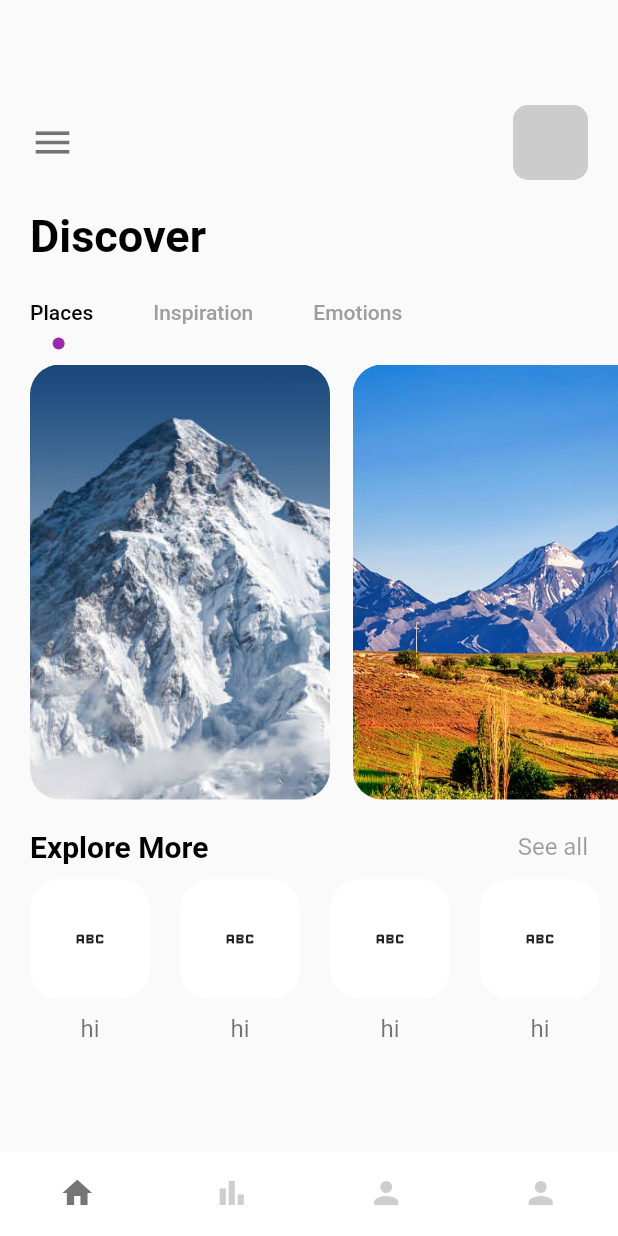
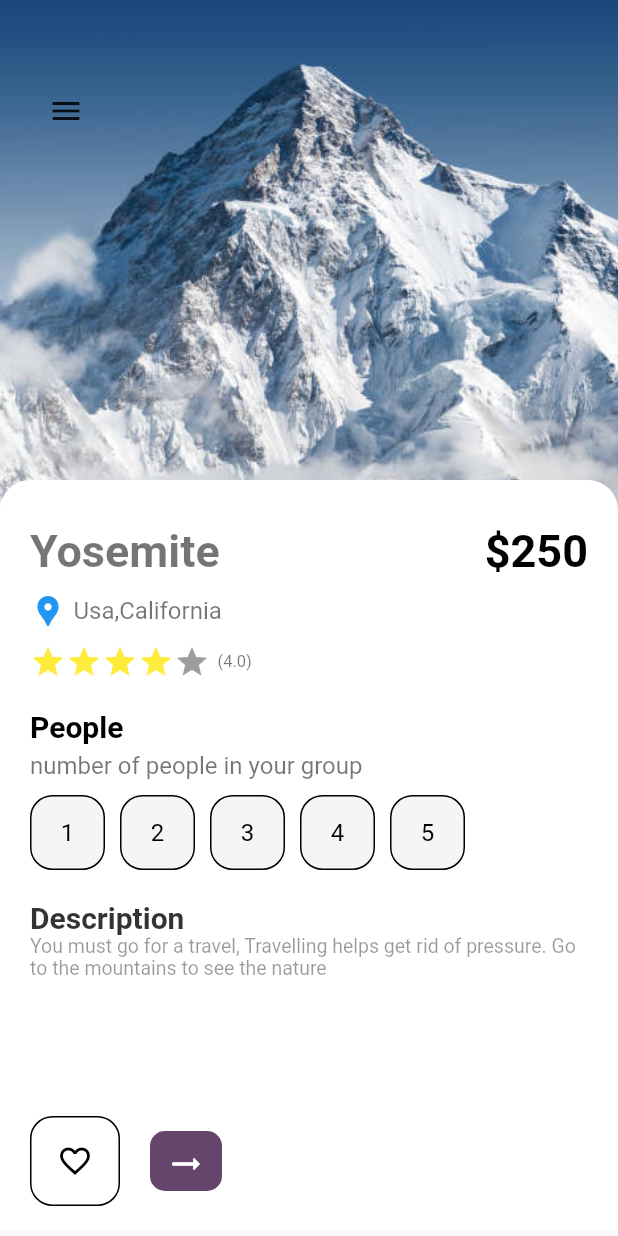
Before and after one commit to hectorlopezv/training_app_bloc_flutter, a Flutter app: the screen it shows after launch, on a phone screen of 412 x 824 dp. Run offline on Flutter 3.47's test engine with Material 2 defaults, Android fonts, the phone set to English and light mode, and no system bars.

Commit message:
adiding detail page

```diff
--- a/lib/main.dart
+++ b/lib/main.dart
@@ -1,6 +1,6 @@
 import 'package:flutter/material.dart';
-import 'package:travel_app_bloc/screens/navPages/main_page.dart';
-import 'package:travel_app_bloc/screens/welcome_screen.dart';
+import 'package:travel_app_bloc/screens/detail_page.dart';
+
 
 void main() {
   runApp(const MyApp());
@@ -26,7 +26,7 @@ class MyApp extends StatelessWidget {
         // is not restarted.
         primarySwatch: Colors.blue,
       ),
-      home: MainPage(),
+      home: DetailPage(),
     );
   }
 }
--- a/lib/screens/detail_page.dart
+++ b/lib/screens/detail_page.dart
@@ -0,0 +1,191 @@
+import 'package:flutter/material.dart';
+import 'package:travel_app_bloc/wigdets/app_button.dart';
+import 'package:travel_app_bloc/wigdets/app_large_text.dart';
+import 'package:travel_app_bloc/wigdets/app_text.dart';
+import 'package:travel_app_bloc/wigdets/responsive_button.dart';
+
+class DetailPage extends StatefulWidget {
+  const DetailPage({Key? key}) : super(key: key);
+
+  @override
+  State<DetailPage> createState() => _DetailPageState();
+}
+
+class _DetailPageState extends State<DetailPage> {
+  int selectedIndex = -1;
+  @override
+  Widget build(BuildContext context) {
+    return Scaffold(
+      body: Container(
+        width: double.maxFinite,
+        height: double.maxFinite,
+        child: Stack(
+          children: [
+            Positioned(
+              left: 0,
+              right: 0,
+              child: Container(
+                width: double.maxFinite,
+                height: 350,
+                decoration: BoxDecoration(
+                  image: DecorationImage(
+                    image: AssetImage('assets/images/mountain_1.jpeg'),
+                    fit: BoxFit.cover,
+                  ),
+                ),
+              ),
+            ),
+            Positioned(
+              left: 20,
+              top: 50,
+              child: Row(
+                children: [
+                  IconButton(
+                    onPressed: () {},
+                    icon: Icon(Icons.menu),
+                  ),
+                ],
+              ),
+            ),
+            Positioned(
+              top: 320,
+              child: Container(
+                padding: EdgeInsets.only(left: 20, right: 20, top: 30),
+                width: MediaQuery.of(context).size.width,
+                height: 500,
+                decoration: BoxDecoration(
+                  color: Colors.white,
+                  borderRadius: BorderRadius.only(
+                    topLeft: Radius.circular(20),
+                    topRight: Radius.circular(20),
+                  ),
+                ),
+                child: Column(
+                  crossAxisAlignment: CrossAxisAlignment.start,
+                  children: [
+                    Row(
+                      mainAxisAlignment: MainAxisAlignment.spaceBetween,
+                      children: [
+                        AppLargeText(
+                          text: "Yosemite",
+                          color: Colors.black54,
+                        ),
+                        AppLargeText(text: "\$250"),
+                      ],
+                    ),
+                    SizedBox(height: 10),
+                    Row(
+                      children: [
+                        Icon(
+                          Icons.location_pin,
+                          color: Colors.blue,
+                        ),
+                        SizedBox(width: 5),
+                        AppText(
+                          text: "Usa,California",
+                          color: Colors.black54,
+                        ),
+                      ],
+                    ),
+                    SizedBox(height: 10),
+                    Row(
+                      children: [
+                        Wrap(
+                          children: List.generate(5, (index) {
+                            return Icon(Icons.star,
+                                color:
+                                    index == 4 ? Colors.grey : Colors.yellow);
+                          }),
+                        ),
+                        SizedBox(width: 5),
+                        AppText(
+                          text: "(4.0)",
+                          size: 11,
+                          color: Colors.black54,
+                        )
+                      ],
+                    ),
+                    SizedBox(height: 20),
+                    AppLargeText(
+                      text: "People",
+                      size: 20,
+                    ),
+                    SizedBox(
+                      height: 5,
+                    ),
+                    AppText(text: "number of people in your group"),
+                    SizedBox(
+                      height: 10,
+                    ),
+                    Wrap(
+                      children: List.generate(5, (index) {
+                        return InkWell(
+                          onTap: () {
+                            setState(() {
+                              selectedIndex = index;
+                            });
+                          },
+                          child: Container(
+                            margin: EdgeInsets.only(right: 10),
+                            child: AppButtons(
+                              text: (index + 1).toString(),
+                              color: selectedIndex == index
+                                  ? Colors.white
+                                  : Colors.black,
+                              backgorundColor: selectedIndex == index
+                                  ? Colors.black
+                                  : Colors.grey.withOpacity(0.1),
+                              borderColor: selectedIndex == index
+                                  ? Colors.black
+                                  : Colors.grey.withOpacity(0.1),
+                              size: 50,
+                            ),
+                          ),
+                        );
+                      }),
+                    ),
+                    SizedBox(
+                      height: 20,
+                    ),
+                    AppLargeText(
+                      text: "Description",
+                      color: Colors.black.withOpacity(0.8),
+                      size: 20,
+                    ),
+                    AppText(
+                      text:
+                          "You must go for a travel, Travelling helps get rid of pressure. Go to the mountains to see the nature",
+                      color: Colors.black.withOpacity(0.4),
+                      size: 13,
+                    ),
+                  ],
+                ),
+              ),
+            ),
+            Positioned(
+              left: 20,
+              bottom: 20,
+              right: 20,
+              child: Row(
+                children: [
+                  AppButtons(
+                    isIcon: true,
+                    color: Colors.black,
+                    backgorundColor: Colors.white,
+                    borderColor: Colors.white,
+                    size: 60,
+                    icon: Icons.favorite_border,
+                  ),
+                  SizedBox(width: 20),
+                  ResponsiveButton(
+                    isReponsive: true,
+                  )
+                ],
+              ),
+            )
+          ],
+        ),
+      ),
+    );
+  }
+}
--- a/lib/screens/navPages/main_page.dart
+++ b/lib/screens/navPages/main_page.dart
@@ -1,6 +1,6 @@
 import 'package:flutter/material.dart';
 import 'package:travel_app_bloc/screens/navPages/bar_item_page.dart';
-import 'package:travel_app_bloc/screens/navPages/home_page.dart';
+import 'package:travel_app_bloc/screens/home_page.dart';
 import 'package:travel_app_bloc/screens/navPages/my_page.dart';
 import 'package:travel_app_bloc/screens/navPages/search_page.dart';
 
--- /dev/null
+++ b/lib/wigdets/app_button.dart
@@ -0,0 +1,43 @@
+import 'package:flutter/material.dart';
+import 'package:travel_app_bloc/wigdets/app_text.dart';
+
+class AppButtons extends StatelessWidget {
+  final Color color;
+  final Color backgorundColor;
+  final Color borderColor;
+  final double size;
+  final String? text;
+  final bool? isIcon;
+  final IconData? icon;
+  const AppButtons({
+    Key? key,
+    required this.color,
+    required this.backgorundColor,
+    required this.borderColor,
+    required this.size,
+    this.icon,
+    this.text,
+    this.isIcon = false,
+  }) : super(key: key);
+
+  @override
+  Widget build(BuildContext context) {
+    return Container(
+      width: size,
+      height: size,
+      decoration: BoxDecoration(
+        color: backgorundColor,
+        border: Border.all(width: 1),
+        borderRadius: BorderRadius.circular(15),
+      ),
+      child: isIcon == true
+          ? Center(child: Icon(icon, color: color))
+          : Center(
+            child: AppText(
+                text: text ?? "",
+                color: color,
+              ),
+          ),
+    );
+  }
+}
--- a/lib/wigdets/responsive_button.dart
+++ b/lib/wigdets/responsive_button.dart
@@ -8,7 +8,8 @@ class ResponsiveButton extends StatelessWidget {
 
   @override
   Widget build(BuildContext context) {
-    return Container(
+    return Flexible(
+      child: Container(
         width: width,
         height: 40,
         decoration: BoxDecoration(
@@ -23,6 +24,7 @@ class ResponsiveButton extends StatelessWidget {
             Icons.arrow_right_alt_rounded,
           ),
         ),
+      ),
     );
   }
 }
```
Also changed, not shown: lib/screens/home_page.dart (renamed from lib/screens/navPages/home_page.dart). Lines whose indentation alone changed are shown as unchanged.
